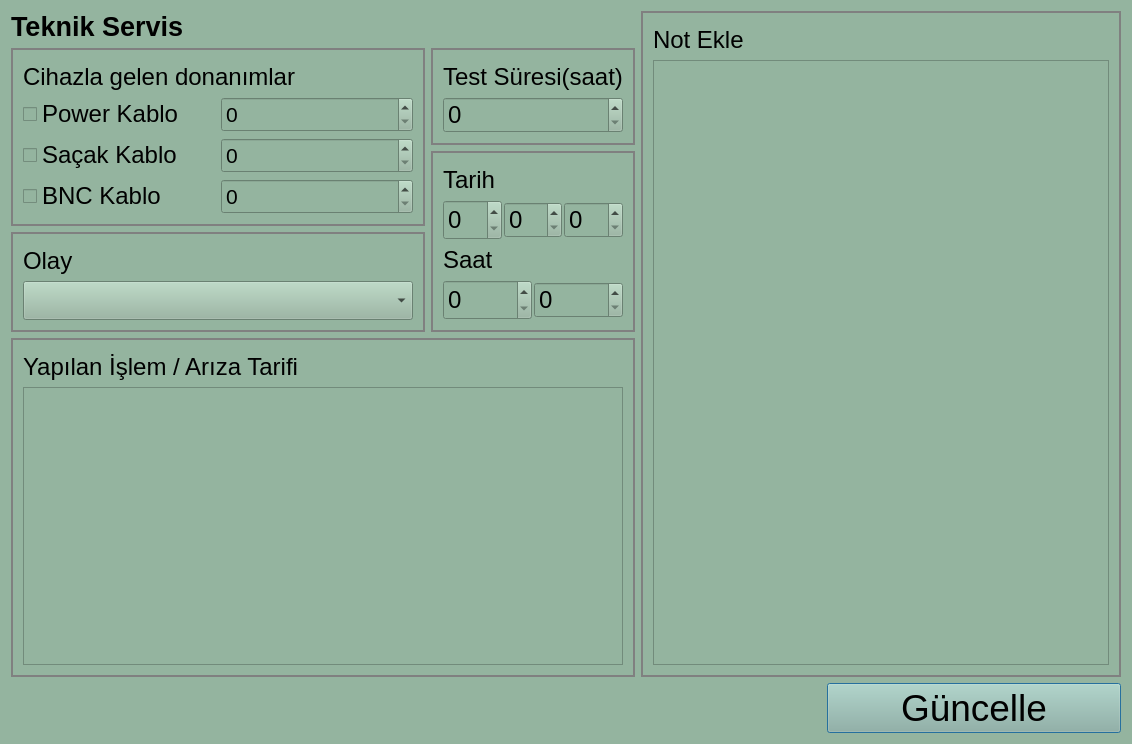
Above: src/servergetdialog.ui from yunusemrecinar/QT5-cihaz-kimlik-teknik-servis before the change. Below: the same form after it.
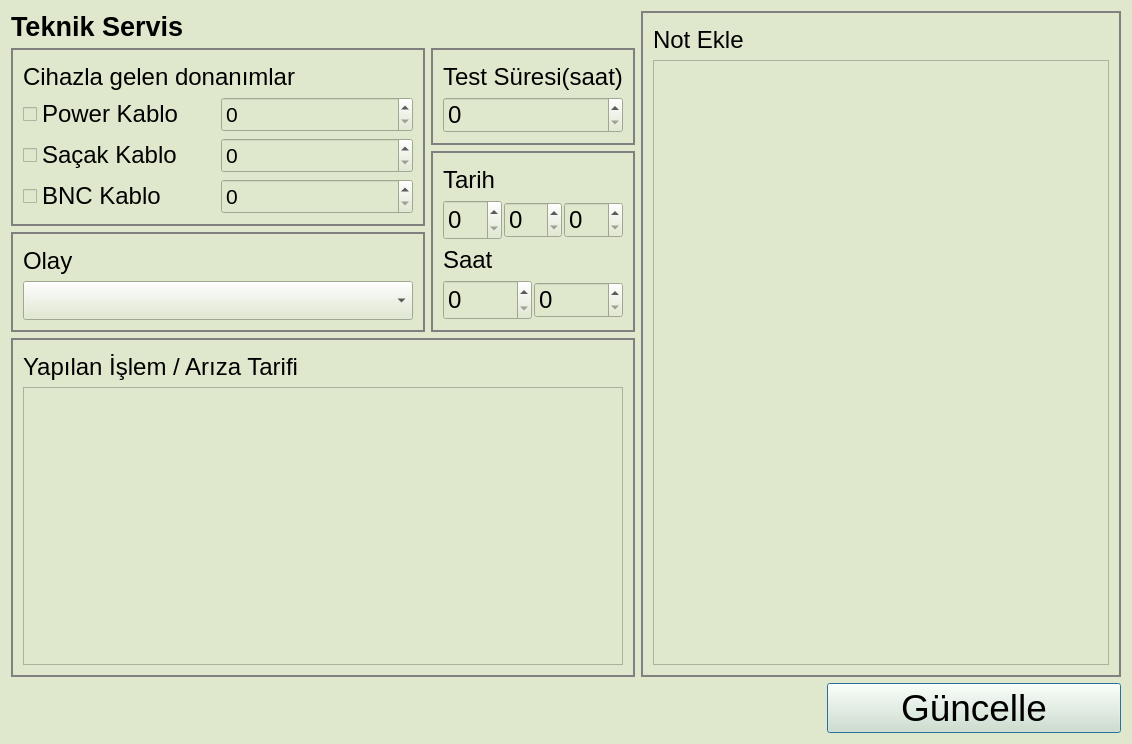
That is the form after the change.

```diff
--- a/src/servergetdialog.ui
+++ b/src/servergetdialog.ui
@@ -15,7 +15,7 @@
   </property>
   <property name="styleSheet">
    <string notr="true">QWidget {
-  background-color: #94B49F ;
+  background-color: #DFE8CC ;
 }</string>
   </property>
   <layout class="QVBoxLayout" name="verticalLayout_5">
```
